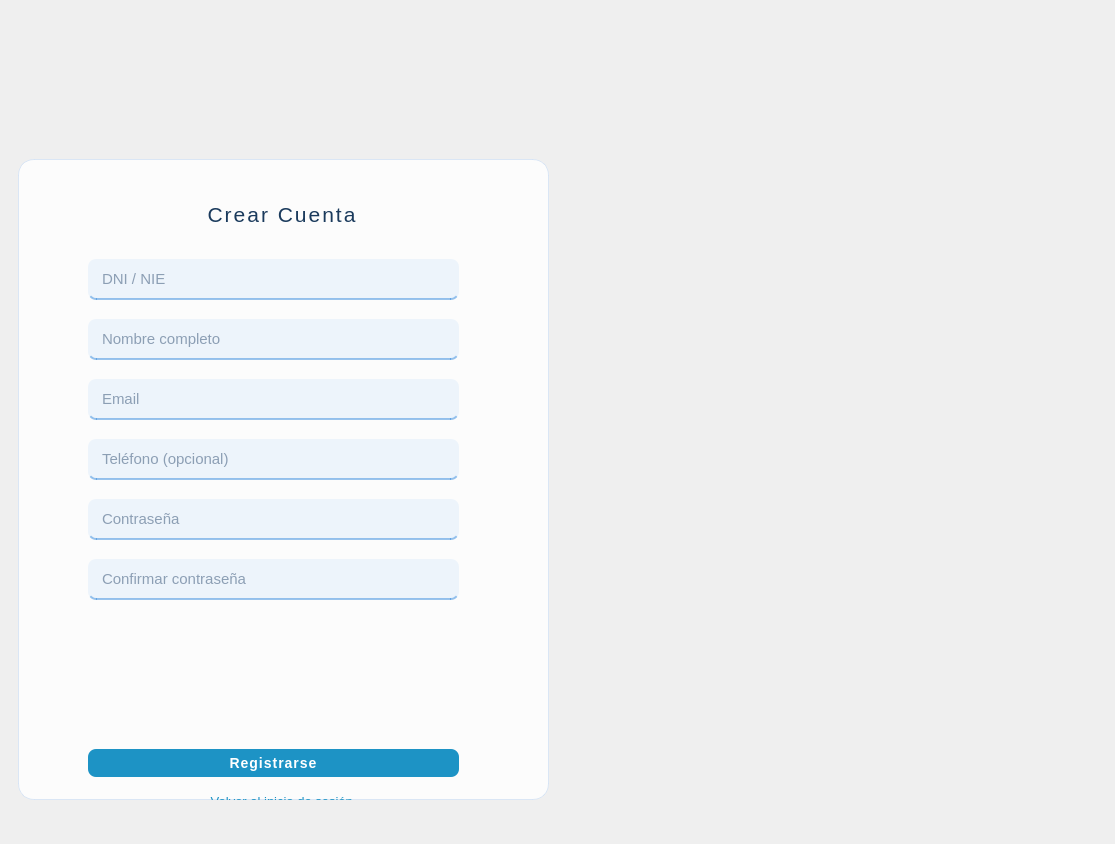
This is src/vista/ui/vistaRegistro.ui in laraanton/InSo as Qt 5 draws it before an edit. The edited form follows.
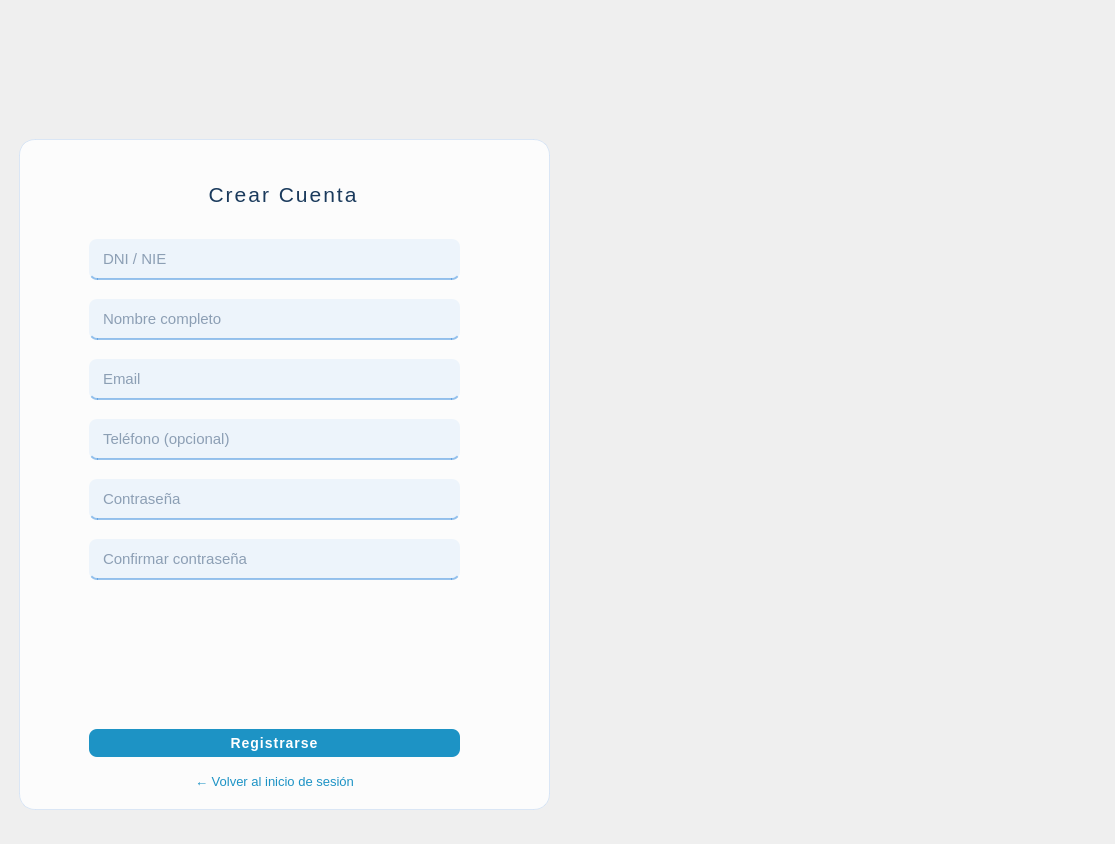
This is the edited form. Icons and pictures are not drawn.

Commit message: Adjust layout and properties in vistaRegistro.ui

```diff
--- a/src/vista/ui/vistaRegistro.ui
+++ b/src/vista/ui/vistaRegistro.ui
@@ -27,10 +27,10 @@
         <widget class="QWidget" name="widget_2" native="true">
          <property name="geometry">
           <rect>
-           <x>9</x>
-           <y>150</y>
+           <x>10</x>
+           <y>130</y>
            <width>531</width>
-           <height>641</height>
+           <height>671</height>
           </rect>
          </property>
          <property name="styleSheet">
```
Left out of the diff: 121 changed lines with no effect on the pictures.
